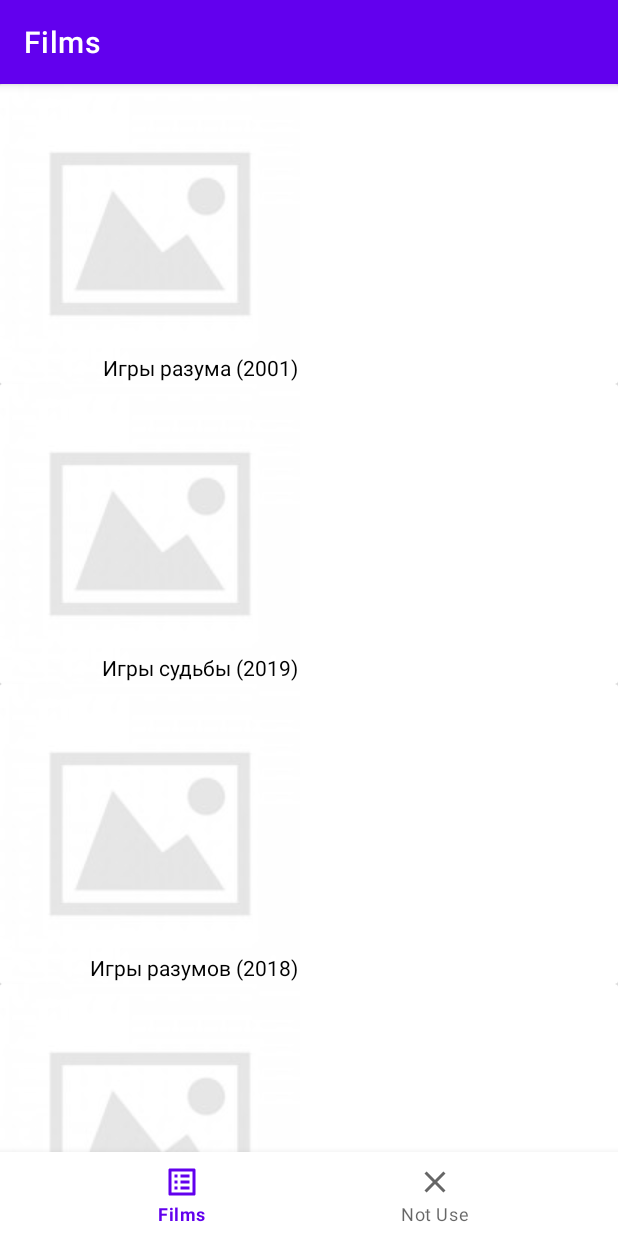
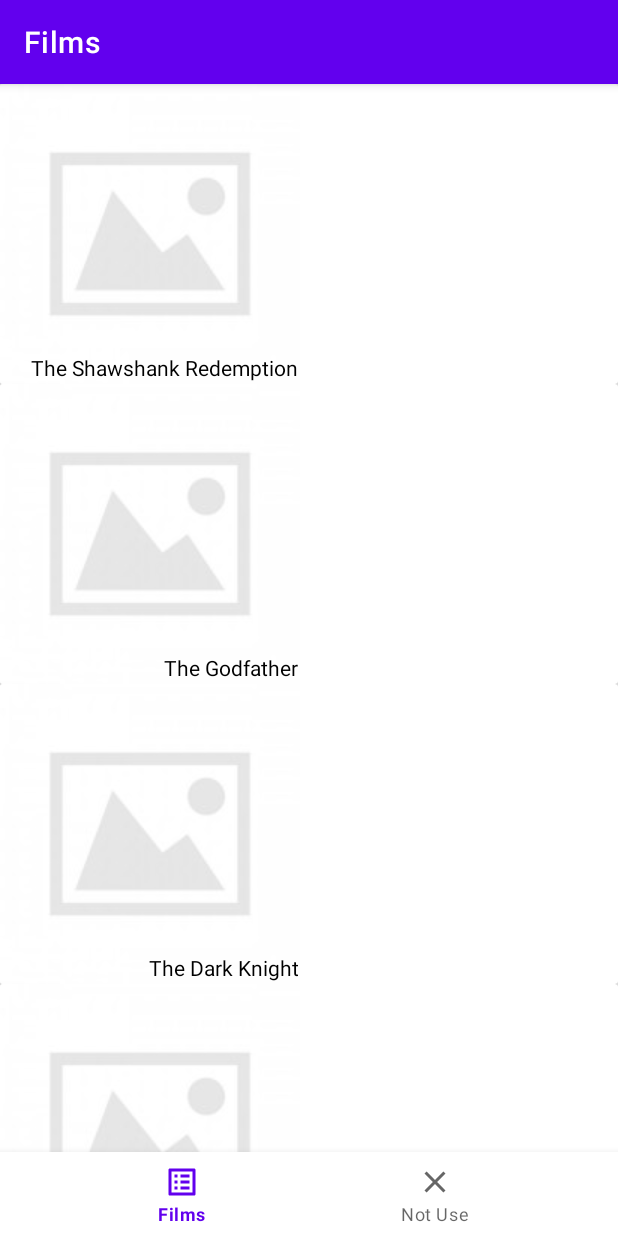
Before and after one commit to serbinav/gb_android_interview_film_viewer, an Android app: the screen it shows after launch (MainActivity), on a phone screen of 412 x 824 dp. Run offline under Robolectric (Android 15) with nearby library versions, the phone set to English and light mode, and no system bars; our stand-ins replace navigation-ui.

Commit message:
подправил формат data class, обновил MoviesRepositoryFakeImpl под новые тестовые данные

```diff
--- a/app/src/main/java/com/example/filmslist/MainActivity.kt
+++ b/app/src/main/java/com/example/filmslist/MainActivity.kt
@@ -26,7 +26,7 @@ class MainActivity : AppCompatActivity() {
 //    https://api.themoviedb.org/3/movie/550?api_key=274f828ad283bd634ef4fc1ee4af255f
 //    https://api.themoviedb.org/3/discover/movie?api_key=274f828ad283bd634ef4fc1ee4af255f
 //    Выбор архитектуры и библиотек остается за вами.
-//    Альтернативаня АПИ https://imdb-api.com/ ;
+//    Альтернативаня АПИ https://imdb-api.com/
 
     override fun onCreate(savedInstanceState: Bundle?) {
         super.onCreate(savedInstanceState)
--- a/app/src/main/java/com/example/filmslist/model/FilmsSearch.kt
+++ b/app/src/main/java/com/example/filmslist/model/FilmsSearch.kt
@@ -1,17 +1,18 @@
 package com.example.filmslist.model
 
-data class FilmsSearch constructor(
-    //Movie = 2
-    var searchType: String,
-    var expression: String,
+data class Top250Data constructor(
     var results: List<SearchResult>,
     var errorMessage: String
 )
 
 data class SearchResult constructor(
     var id: String,
-    var resultType: String,
+    var rank: String,
+    var title: String,
+    var fullTitle: String,
+    var year: String,
     var image: String,
-    var title: String,
-    var description: String
+    var crew: String,
+    var imDbRating: String,
+    var imDbRatingCount: String
 )
--- a/app/src/main/java/com/example/filmslist/repository/MoviesRepositoryFakeImpl.kt
+++ b/app/src/main/java/com/example/filmslist/repository/MoviesRepositoryFakeImpl.kt
@@ -6,34 +6,59 @@ class MoviesRepositoryFakeImpl : MoviesRepository {
     override fun getListOfMovies(): List<SearchResult> {
         return arrayListOf(
             SearchResult(
-                id = "1",
-                resultType = "String",
-                image = "https://avatars.mds.yandex.net/get-kinopoisk-image/4303601/80f21137-eebb-4cdc-8124-96c68c07c2a8/52",
-                title = "Игры разума (2001)",
-                description = "От всемирной известности до греховных глубин — все это познал на своей шкуре Джон Форбс Нэш-младший. Математический гений, он на заре своей карьеры сделал титаническую работу в области теории игр, которая перевернула этот раздел математики и практически принесла ему международную известность.\n" +
-                        "\n" +
-                        "Однако буквально в то же время заносчивый и пользующийся успехом у женщин Нэш получает удар судьбы, который переворачивает уже его собственную жизнь."
+                id ="tt0111161",
+                rank="1",
+                title="The Shawshank Redemption",
+                fullTitle="The Shawshank Redemption (1994)",
+                year="1994",
+                image="https=//m.media-amazon.com/images/M/MV5BMDFkYTc0MGEtZmNhMC00ZDIzLWFmNTEtODM1ZmRlYWMwMWFmXkEyXkFqcGdeQXVyMTMxODk2OTU@._V1_UX128_CR0,12,128,176_AL_.jpg",
+                crew="Frank Darabont (dir.), Tim Robbins, Morgan Freeman",
+                imDbRating="9.2",
+                imDbRatingCount="2634182"
             ),
             SearchResult(
-                id = "2",
-                resultType = "String",
-                image = "https://avatars.mds.yandex.net/get-kinopoisk-image/1777765/d69e8ac3-325c-4252-b10f-b51e2a3603ee/52",
-                title = "Игры судьбы (2019)",
-                description = "У Адама есть все: любимая работа, особняк с видом на залив, деньги, красивая девушка. Но все меняет несчастный случай, в результате которого парень оказывается в инвалидном кресле. Ему кажется, что жизнь закончена, но знакомство с русской медсестрой возвращает ему вкус к жизни."
+                id ="tt0068646",
+                rank="2",
+                title="The Godfather",
+                fullTitle="The Godfather (1972)",
+                year="1972",
+                image="https=//m.media-amazon.com/images/M/MV5BM2MyNjYxNmUtYTAwNi00MTYxLWJmNWYtYzZlODY3ZTk3OTFlXkEyXkFqcGdeQXVyNzkwMjQ5NzM@._V1_UX128_CR0,12,128,176_AL_.jpg",
+                crew="Francis Ford Coppola (dir.), Marlon Brando, Al Pacino",
+                imDbRating="9.2",
+                imDbRatingCount="1825638"
             ),
             SearchResult(
-                id = "3",
-                resultType = "String",
-                image = "https://avatars.mds.yandex.net/get-kinopoisk-image/1599028/7b4f140a-0f19-4932-b42e-8c5aff750b95/52",
-                title = "Игры разумов (2018)",
-                description = "Англия середины XIX века. Оксфордский профессор Джеймс Мюррей работает над первым в истории словарем английского языка, а его главным соратником становится заключенный психиатрической клиники для особо опасных преступников – доктор Уильям Майнор."
+                id="tt0468569",
+                rank="3",
+                title="The Dark Knight",
+                fullTitle="The Dark Knight (2008)",
+                year="2008",
+                image="https=//m.media-amazon.com/images/M/MV5BMTMxNTMwODM0NF5BMl5BanBnXkFtZTcwODAyMTk2Mw@@._V1_UX128_CR0,12,128,176_AL_.jpg",
+                crew="Christopher Nolan (dir.), Christian Bale, Heath Ledger",
+                imDbRating="9.0",
+                imDbRatingCount="2605413"
             ),
             SearchResult(
-                id = "4",
-                resultType = "String",
-                image = "https://avatars.mds.yandex.net/get-kinopoisk-image/1900788/33c98c9a-48d8-463a-9836-08bfeb3f5369/52",
-                title = "Игры шпионов (2020)",
-                description = "Во время Холодной войны Олег Пеньковский, полковник ГРУ генштаба Минобороны, выходит на связь с Гревиллом Винном, британским бизнесменом и шпионом, заинтересованном в постоянном контакте с Москвой. Разведчики договариваются о сотрудничестве, не представляя, чем оно закончится для каждого."
+                id="tt0071562",
+                rank="4",
+                title="The Godfather Part II",
+                fullTitle="The Godfather Part II (1974)",
+                year="1974",
+                image="https=//m.media-amazon.com/images/M/MV5BMWMwMGQzZTItY2JlNC00OWZiLWIyMDctNDk2ZDQ2YjRjMWQ0XkEyXkFqcGdeQXVyNzkwMjQ5NzM@._V1_UX128_CR0,12,128,176_AL_.jpg",
+                crew="Francis Ford Coppola (dir.), Al Pacino, Robert De Niro",
+                imDbRating="9.0",
+                imDbRatingCount="1252229"
+            ),
+            SearchResult(
+                id="tt0050083",
+                rank="5",
+                title="12 Angry Men",
+                fullTitle="12 Angry Men (1957)",
+                year="1957",
+                image="https=//m.media-amazon.com/images/M/MV5BMWU4N2FjNzYtNTVkNC00NzQ0LTg0MjAtYTJlMjFhNGUxZDFmXkEyXkFqcGdeQXVyNjc1NTYyMjg@._V1_UX128_CR0,12,128,176_AL_.jpg",
+                crew="Sidney Lumet (dir.), Henry Fonda, Lee J. Cobb",
+                imDbRating="8.9",
+                imDbRatingCount="777869"
             ),
         )
     }
```
